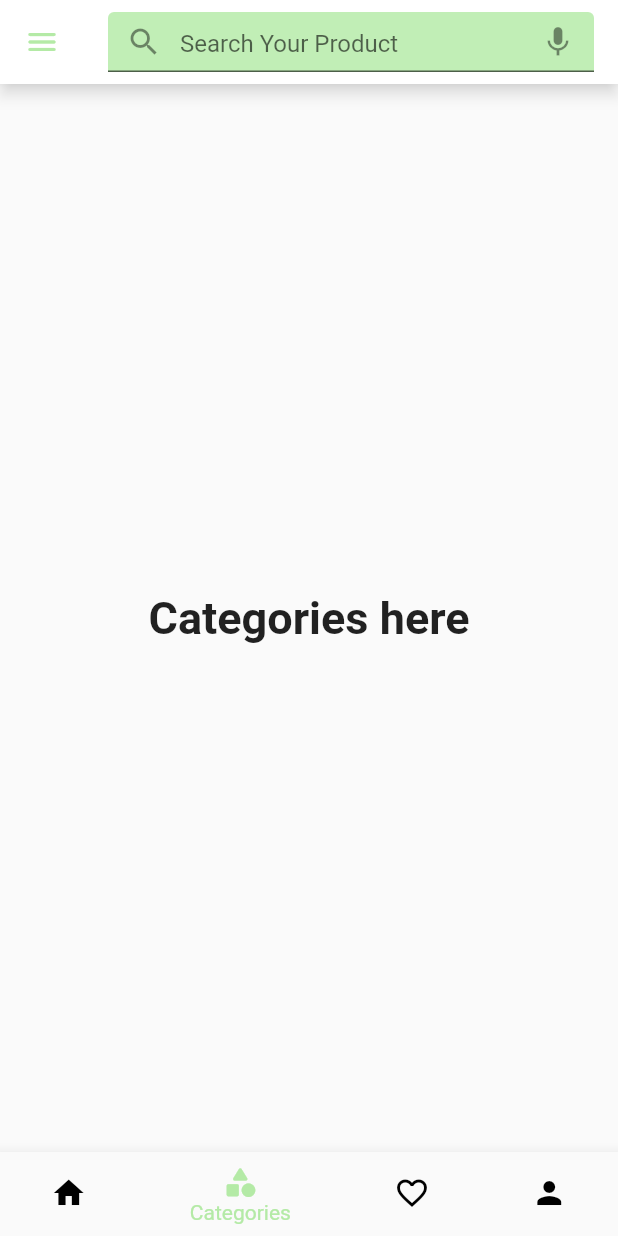
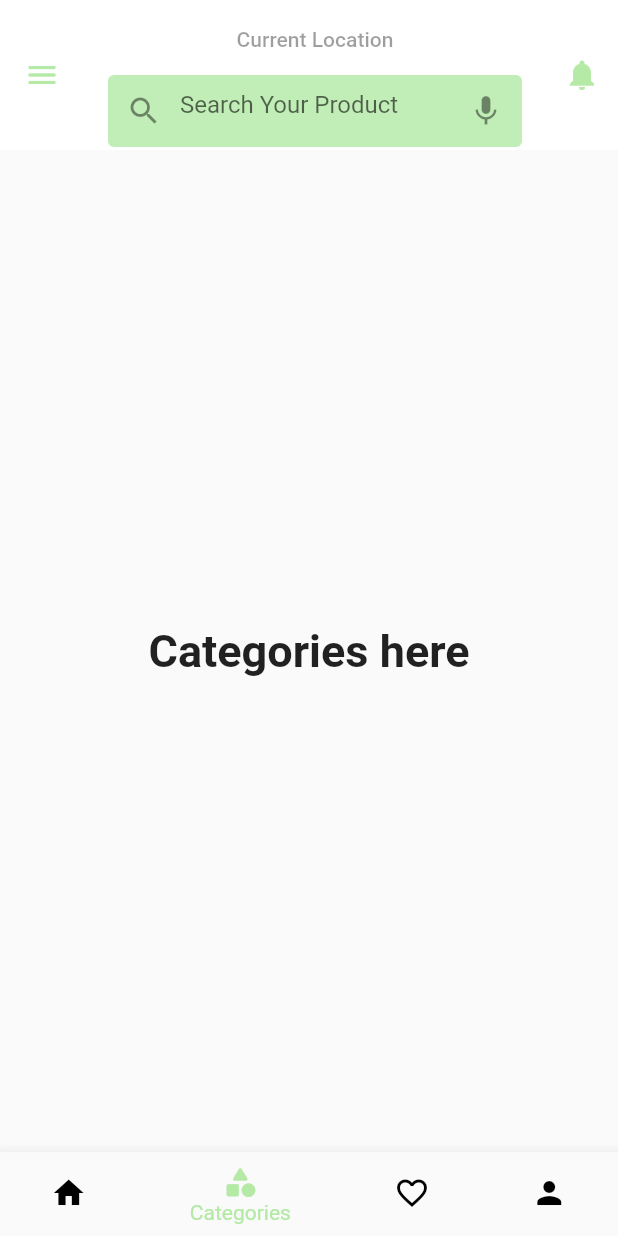
Before and after one commit to TabsOverSpaces4/tinybasket, a Flutter app: the screen it shows after launch, item 2 of the bottom bar chosen, on a phone screen of 412 x 824 dp. Run offline on Flutter 3.47's test engine with Material 2 defaults, Android fonts, the light colour scheme and no system bars.

Commit message:
Home Layout

```diff
--- a/lib/UI/home.dart
+++ b/lib/UI/home.dart
@@ -18,25 +18,12 @@ class _HomeScreenState extends State<HomeScreen> {
   static const TextStyle optionStyle =
       TextStyle(fontSize: 30, fontWeight: FontWeight.bold);
   final screens = [
-    HomeScreenInternal(),
-    Categories(),
-    Favourites(),
-    Profile(),
+    const HomeScreenInternal(),
+    const Categories(),
+    const Favourites(),
+    const Profile(),
   ];
-  // static const List<Widget> _widgetOptions = <Widget>[
-  //   HomeScreen(),
-  //   Categories(),
-  //   Favourites(),
-  //   Profile(),
-  //   // Text(
-  //   //   'Favs here',
-  //   //   style: optionStyle,
-  //   // ),
-  //   // Text(
-  //   //   'Profile here',
-  //   //   style: optionStyle,
-  //   // ),
-  // ];
+
 
   void _onItemTapped(int index) {
     setState(() {
@@ -48,24 +35,47 @@ class _HomeScreenState extends State<HomeScreen> {
   Widget build(BuildContext context) {
     return Scaffold(
       appBar: AppBar(
-        leading: Icon(Icons.menu_rounded, color: ColorConstants.secondaryAppColor),
+        elevation: 0,
+        toolbarHeight: 100,
+        leading:
+            Icon(Icons.menu_rounded, color: ColorConstants.secondaryAppColor),
         backgroundColor: Colors.white,
         shadowColor: Colors.white,
-        title: Container(
-          width: double.infinity,
-          height: 40,
-          color: Colors.white,
-          child: const Center(
-            child: TextField(
+
+
+         title: Center(
+             child: Column(
+               children: const [
+                 Center(
+                   child: TextButton(onPressed: null , child:Text('Current Location'))
+                 ),
+                 TextField(
+                   style: TextStyle(height: 0.2,),
                    decoration: InputDecoration(
+                    contentPadding: EdgeInsets.symmetric(vertical: 1.0),
+                       border: OutlineInputBorder(
+                         borderSide: BorderSide(
+                     width: 0,
+
+                     style: BorderStyle.none,
+                 ),
+                       ),
                        filled: true,
                        fillColor: Color.fromARGB(73, 39, 194, 0),
                        hintText: 'Search Your Product',
                        prefixIcon: Icon(Icons.search),
                        suffixIcon: Icon(Icons.mic)),
                  ),
+               ],
              ),
          ),
+
+        actions: [
+    IconButton(
+            onPressed: () {},
+            icon: Icon(Icons.notifications, color: ColorConstants.secondaryAppColor),
+          ),
+  ],
       ),
       body: screens[_selectedIndex],
       bottomNavigationBar: BottomNavigationBar(
--- a/pubspec.yaml
+++ b/pubspec.yaml
@@ -37,6 +37,7 @@ dependencies:
   # Use with the CupertinoIcons class for iOS style icons.
   cupertino_icons: ^1.0.2
   animated_bottom_navigation_bar: ^1.1.0+1
+  image_card: ^0.0.4
 
 dev_dependencies:
   flutter_test:
```
Also changed, not shown: lib/UI/Elements/categories.dart (added, +36 -0 lines), lib/UI/Elements/popularCard.dart (added, +26 -0 lines), lib/UI/Screens/HomeScreen.dart (+67 -9 lines), pubspec.lock. Lines whose indentation alone changed are shown as unchanged.
